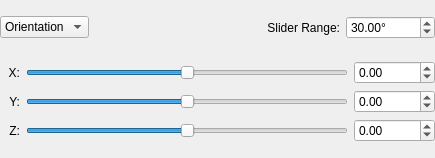
Qt form hexrd/ui/resources/ui/calibration_crystal_slider_widget.ui (HEXRD/hexrdgui) before a commit.
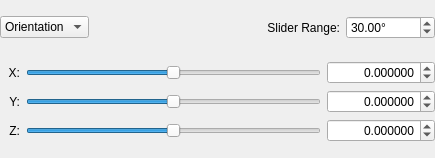
The same form after that commit.

Commit message: Sync spinbox widgets between tabs

The edit to the form file:
```diff
--- a/hexrd/ui/resources/ui/calibration_crystal_slider_widget.ui
+++ b/hexrd/ui/resources/ui/calibration_crystal_slider_widget.ui
@@ -127,9 +127,15 @@
      </item>
      <item row="0" column="2">
       <widget class="QDoubleSpinBox" name="spinbox_0">
+       <property name="alignment">
+        <set>Qt::AlignRight|Qt::AlignTrailing|Qt::AlignVCenter</set>
+       </property>
        <property name="keyboardTracking">
         <bool>false</bool>
        </property>
+       <property name="decimals">
+        <number>6</number>
+       </property>
        <property name="minimum">
         <double>-10000.000000000000000</double>
        </property>
@@ -166,9 +172,15 @@
      </item>
      <item row="1" column="2">
       <widget class="QDoubleSpinBox" name="spinbox_1">
+       <property name="alignment">
+        <set>Qt::AlignRight|Qt::AlignTrailing|Qt::AlignVCenter</set>
+       </property>
        <property name="keyboardTracking">
         <bool>false</bool>
        </property>
+       <property name="decimals">
+        <number>6</number>
+       </property>
        <property name="minimum">
         <double>-10000.000000000000000</double>
        </property>
@@ -205,9 +217,15 @@
      </item>
      <item row="2" column="2">
       <widget class="QDoubleSpinBox" name="spinbox_2">
+       <property name="alignment">
+        <set>Qt::AlignRight|Qt::AlignTrailing|Qt::AlignVCenter</set>
+       </property>
        <property name="keyboardTracking">
         <bool>false</bool>
        </property>
+       <property name="decimals">
+        <number>6</number>
+       </property>
        <property name="minimum">
         <double>-10000.000000000000000</double>
        </property>
```
The commit also changes 2 other files.
